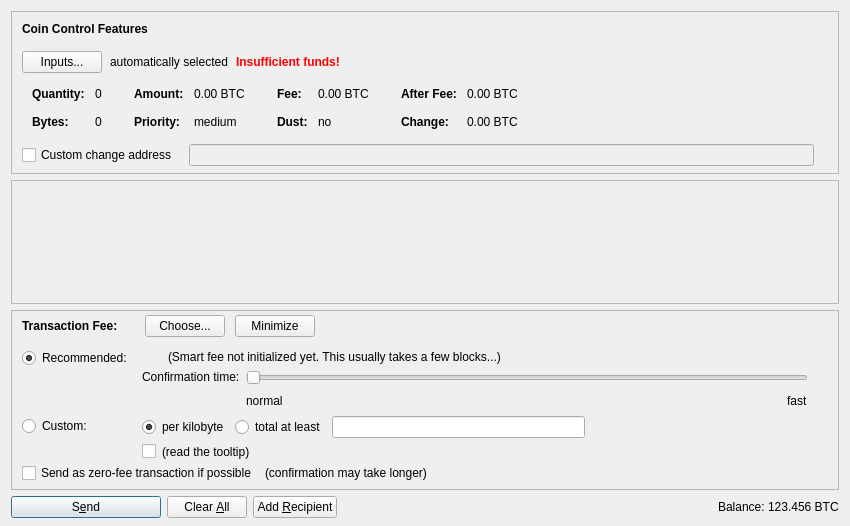
Before: the Qt Designer form src/qt/forms/sendcoinsdialog.ui in xieta/mazacoin, drawn with Qt 5.
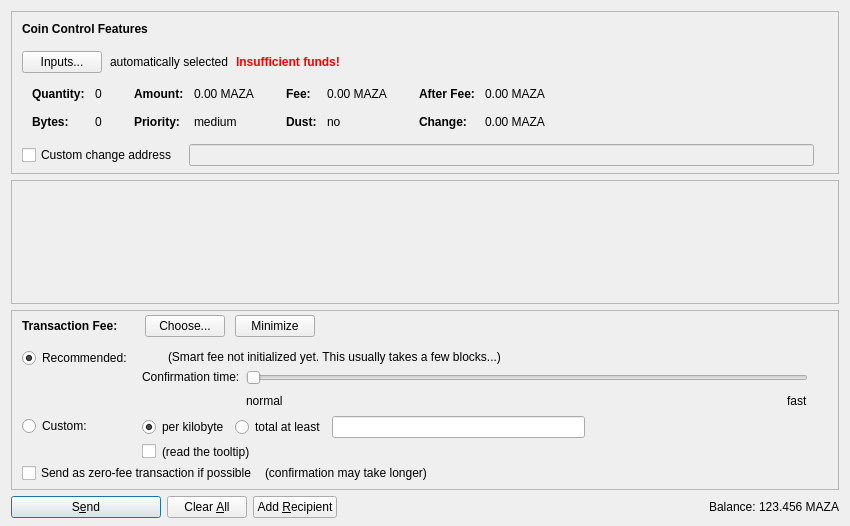
After: the same form once the commit is applied. Icons and pictures are not drawn. Custom widgets are drawn as their Qt base class.

Diff of the .ui file:
```diff
--- a/src/qt/forms/sendcoinsdialog.ui
+++ b/src/qt/forms/sendcoinsdialog.ui
@@ -324,7 +324,7 @@
                   <enum>Qt::ActionsContextMenu</enum>
                  </property>
                  <property name="text">
-                  <string notr="true">0.00 BTC</string>
+                  <string notr="true">0.00 MAZA</string>
                  </property>
                  <property name="textInteractionFlags">
                   <set>Qt::LinksAccessibleByMouse|Qt::TextSelectableByKeyboard|Qt::TextSelectableByMouse</set>
@@ -404,7 +404,7 @@
                   <enum>Qt::ActionsContextMenu</enum>
                  </property>
                  <property name="text">
-                  <string notr="true">0.00 BTC</string>
+                  <string notr="true">0.00 MAZA</string>
                  </property>
                  <property name="textInteractionFlags">
                   <set>Qt::LinksAccessibleByMouse|Qt::TextSelectableByKeyboard|Qt::TextSelectableByMouse</set>
@@ -484,7 +484,7 @@
                   <enum>Qt::ActionsContextMenu</enum>
                  </property>
                  <property name="text">
-                  <string notr="true">0.00 BTC</string>
+                  <string notr="true">0.00 MAZA</string>
                  </property>
                  <property name="textInteractionFlags">
                   <set>Qt::LinksAccessibleByMouse|Qt::TextSelectableByKeyboard|Qt::TextSelectableByMouse</set>
@@ -513,7 +513,7 @@
                   <enum>Qt::ActionsContextMenu</enum>
                  </property>
                  <property name="text">
-                  <string notr="true">0.00 BTC</string>
+                  <string notr="true">0.00 MAZA</string>
                  </property>
                  <property name="textInteractionFlags">
                   <set>Qt::LinksAccessibleByMouse|Qt::TextSelectableByKeyboard|Qt::TextSelectableByMouse</set>
@@ -1352,7 +1352,7 @@
           <cursorShape>IBeamCursor</cursorShape>
          </property>
          <property name="text">
-          <string notr="true">123.456 BTC</string>
+          <string notr="true">123.456 MAZA</string>
          </property>
          <property name="textInteractionFlags">
           <set>Qt::LinksAccessibleByMouse|Qt::TextSelectableByKeyboard|Qt::TextSelectableByMouse</set>
```
